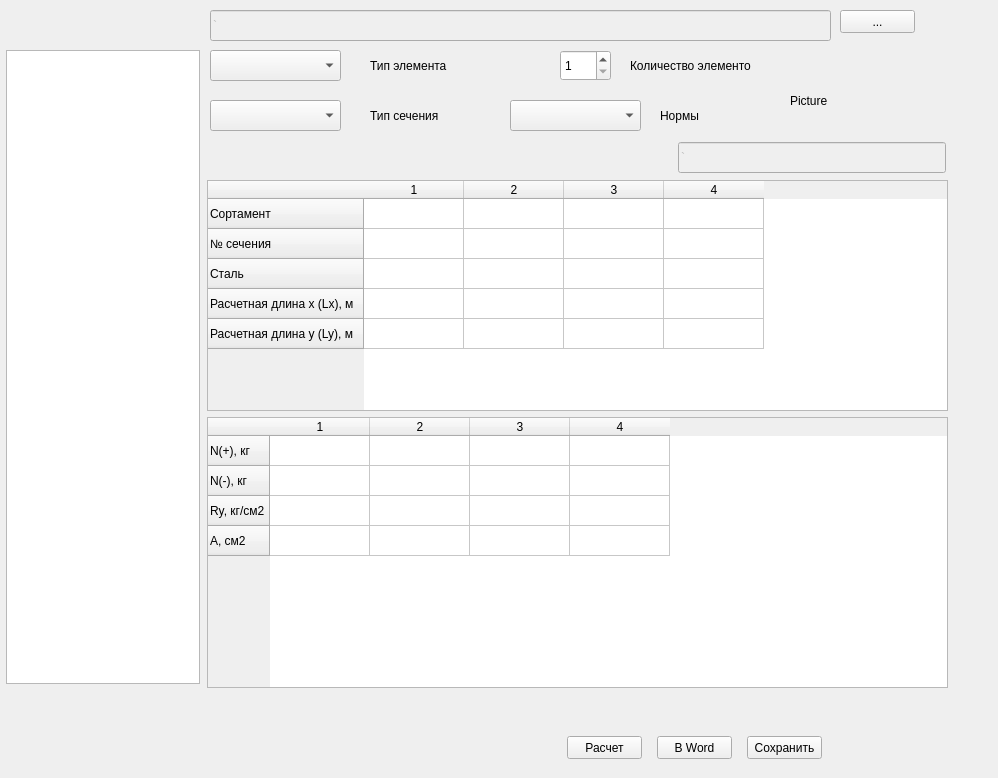
First picture: the form in gui/solve_number_steel.ui, repository pyltsin/Construct, before the edit.
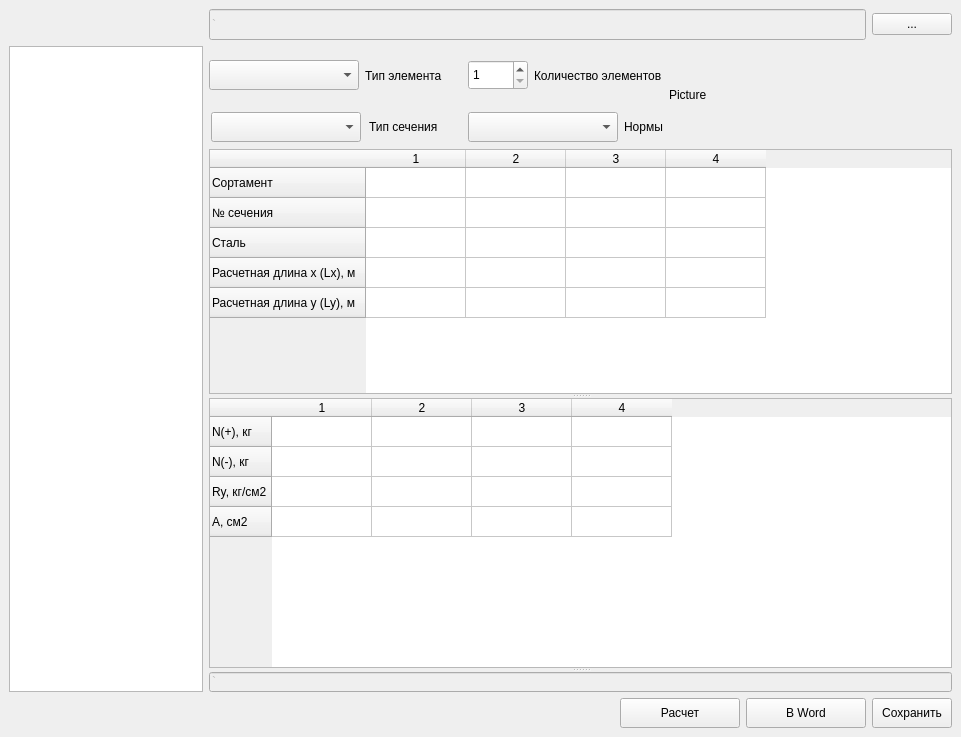
Second picture: the form after the edit.

Diff of the .ui file:
```diff
--- a/gui/solve_number_steel.ui
+++ b/gui/solve_number_steel.ui
@@ -6,57 +6,286 @@
    <rect>
     <x>0</x>
     <y>0</y>
-    <width>998</width>
-    <height>778</height>
+    <width>961</width>
+    <height>737</height>
    </rect>
   </property>
+  <property name="minimumSize">
+   <size>
+    <width>961</width>
+    <height>737</height>
+   </size>
+  </property>
+  <property name="maximumSize">
+   <size>
+    <width>16777215</width>
+    <height>16777215</height>
+   </size>
+  </property>
   <property name="windowTitle">
    <string>Form</string>
   </property>
+  <layout class="QGridLayout" name="gridLayout_2">
+   <item row="0" column="1" colspan="2">
+    <layout class="QHBoxLayout" name="horizontalLayout_5">
+     <item>
+      <widget class="QLineEdit" name="text_folder">
+       <property name="enabled">
+        <bool>false</bool>
+       </property>
+       <property name="minimumSize">
+        <size>
+         <width>621</width>
+         <height>31</height>
+        </size>
+       </property>
+       <property name="text">
+        <string>`</string>
+       </property>
+       <property name="cursorPosition">
+        <number>1</number>
+       </property>
+       <property name="dragEnabled">
+        <bool>false</bool>
+       </property>
+       <property name="readOnly">
+        <bool>true</bool>
+       </property>
+      </widget>
+     </item>
+     <item>
+      <widget class="QPushButton" name="button_folder">
+       <property name="text">
+        <string>...</string>
+       </property>
+      </widget>
+     </item>
+    </layout>
+   </item>
+   <item row="1" column="0" rowspan="2">
+    <widget class="QListWidget" name="listWidget">
+     <property name="sizePolicy">
+      <sizepolicy hsizetype="Fixed" vsizetype="Expanding">
+       <horstretch>0</horstretch>
+       <verstretch>0</verstretch>
+      </sizepolicy>
+     </property>
+     <property name="minimumSize">
+      <size>
+       <width>194</width>
+       <height>634</height>
+      </size>
+     </property>
+     <property name="maximumSize">
+      <size>
+       <width>194</width>
+       <height>10000</height>
+      </size>
+     </property>
+    </widget>
+   </item>
+   <item row="1" column="1">
+    <layout class="QGridLayout" name="gridLayout">
+     <item row="0" column="0">
+      <layout class="QHBoxLayout" name="horizontalLayout">
+       <item>
   <widget class="QComboBox" name="type_element">
-   <property name="geometry">
-    <rect>
-     <x>210</x>
-     <y>50</y>
-     <width>131</width>
-     <height>31</height>
-    </rect>
-   </property>
-  </widget>
+         <property name="sizePolicy">
+          <sizepolicy hsizetype="Preferred" vsizetype="Fixed">
+           <horstretch>0</horstretch>
+           <verstretch>0</verstretch>
+          </sizepolicy>
+         </property>
+         <property name="minimumSize">
+          <size>
+           <width>150</width>
+           <height>30</height>
+          </size>
+         </property>
+        </widget>
+       </item>
+       <item>
   <widget class="QLabel" name="text_type">
-   <property name="geometry">
-    <rect>
-     <x>370</x>
-     <y>50</y>
-     <width>81</width>
-     <height>31</height>
-    </rect>
+         <property name="sizePolicy">
+          <sizepolicy hsizetype="Fixed" vsizetype="Preferred">
+           <horstretch>0</horstretch>
+           <verstretch>0</verstretch>
+          </sizepolicy>
    </property>
    <property name="text">
     <string>Тип элемента</string>
    </property>
   </widget>
+       </item>
+      </layout>
+     </item>
+     <item row="1" column="0">
+      <layout class="QHBoxLayout" name="horizontalLayout_2">
+       <item>
+        <widget class="QComboBox" name="type_section">
+         <property name="sizePolicy">
+          <sizepolicy hsizetype="Fixed" vsizetype="Fixed">
+           <horstretch>0</horstretch>
+           <verstretch>0</verstretch>
+          </sizepolicy>
+         </property>
+         <property name="minimumSize">
+          <size>
+           <width>150</width>
+           <height>30</height>
+          </size>
+         </property>
+        </widget>
+       </item>
+       <item>
+        <widget class="QLabel" name="text_section">
+         <property name="sizePolicy">
+          <sizepolicy hsizetype="Fixed" vsizetype="Preferred">
+           <horstretch>0</horstretch>
+           <verstretch>0</verstretch>
+          </sizepolicy>
+         </property>
+         <property name="text">
+          <string>Тип сечения</string>
+         </property>
+        </widget>
+       </item>
+      </layout>
+     </item>
+     <item row="1" column="2">
+      <layout class="QHBoxLayout" name="horizontalLayout_3">
+       <item>
+        <widget class="QComboBox" name="type_code">
+         <property name="minimumSize">
+          <size>
+           <width>150</width>
+           <height>30</height>
+          </size>
+         </property>
+        </widget>
+       </item>
+       <item>
+        <widget class="QLabel" name="text_code">
+         <property name="sizePolicy">
+          <sizepolicy hsizetype="Fixed" vsizetype="Preferred">
+           <horstretch>0</horstretch>
+           <verstretch>0</verstretch>
+          </sizepolicy>
+         </property>
+         <property name="text">
+          <string>Нормы</string>
+         </property>
+        </widget>
+       </item>
+      </layout>
+     </item>
+     <item row="0" column="2">
+      <layout class="QHBoxLayout" name="horizontalLayout_4">
+       <item>
+        <widget class="QSpinBox" name="number">
+         <property name="sizePolicy">
+          <sizepolicy hsizetype="Fixed" vsizetype="Fixed">
+           <horstretch>0</horstretch>
+           <verstretch>0</verstretch>
+          </sizepolicy>
+         </property>
+         <property name="minimumSize">
+          <size>
+           <width>60</width>
+           <height>30</height>
+          </size>
+         </property>
+         <property name="minimum">
+          <number>1</number>
+         </property>
+         <property name="maximum">
+          <number>8</number>
+         </property>
+        </widget>
+       </item>
+       <item>
   <widget class="QLabel" name="number_element">
-   <property name="geometry">
-    <rect>
-     <x>630</x>
-     <y>50</y>
-     <width>121</width>
-     <height>31</height>
-    </rect>
+         <property name="sizePolicy">
+          <sizepolicy hsizetype="Fixed" vsizetype="Preferred">
+           <horstretch>0</horstretch>
+           <verstretch>0</verstretch>
+          </sizepolicy>
+         </property>
+         <property name="minimumSize">
+          <size>
+           <width>116</width>
+           <height>59</height>
+          </size>
    </property>
    <property name="text">
     <string>Количество элементов</string>
    </property>
   </widget>
+       </item>
+      </layout>
+     </item>
+     <item row="0" column="1">
+      <spacer name="horizontalSpacer_2">
+       <property name="orientation">
+        <enum>Qt::Horizontal</enum>
+       </property>
+       <property name="sizeType">
+        <enum>QSizePolicy::Fixed</enum>
+       </property>
+       <property name="sizeHint" stdset="0">
+        <size>
+         <width>20</width>
+         <height>10</height>
+        </size>
+       </property>
+      </spacer>
+     </item>
+     <item row="1" column="1">
+      <spacer name="horizontalSpacer_3">
+       <property name="orientation">
+        <enum>Qt::Horizontal</enum>
+       </property>
+       <property name="sizeType">
+        <enum>QSizePolicy::Fixed</enum>
+       </property>
+       <property name="sizeHint" stdset="0">
+        <size>
+         <width>20</width>
+         <height>20</height>
+        </size>
+       </property>
+      </spacer>
+     </item>
+    </layout>
+   </item>
+   <item row="1" column="2">
+    <layout class="QVBoxLayout" name="verticalLayout">
+     <item>
+      <widget class="QLabel" name="picture">
+       <property name="minimumSize">
+        <size>
+         <width>262</width>
+         <height>97</height>
+        </size>
+       </property>
+       <property name="text">
+        <string>Picture</string>
+       </property>
+      </widget>
+     </item>
+    </layout>
+   </item>
+   <item row="2" column="1" colspan="2">
+    <widget class="QSplitter" name="splitter">
+     <property name="orientation">
+      <enum>Qt::Vertical</enum>
+     </property>
   <widget class="QTableWidget" name="input_table">
-   <property name="geometry">
-    <rect>
-     <x>207</x>
-     <y>180</y>
-     <width>741</width>
-     <height>231</height>
-    </rect>
+      <property name="minimumSize">
+       <size>
+        <width>743</width>
+        <height>230</height>
+       </size>
    </property>
    <row>
     <property name="text">
@@ -110,13 +339,11 @@
    </item>
   </widget>
   <widget class="QTableWidget" name="output_table">
-   <property name="geometry">
-    <rect>
-     <x>207</x>
-     <y>417</y>
-     <width>741</width>
-     <height>271</height>
-    </rect>
+      <property name="minimumSize">
+       <size>
+        <width>743</width>
+        <height>270</height>
+       </size>
    </property>
    <row>
     <property name="text">
@@ -159,196 +386,97 @@
     </property>
    </column>
   </widget>
-  <widget class="QListWidget" name="listWidget">
-   <property name="geometry">
-    <rect>
-     <x>6</x>
-     <y>50</y>
-     <width>194</width>
-     <height>634</height>
-    </rect>
-   </property>
-  </widget>
+     <widget class="QLineEdit" name="text_error">
+      <property name="enabled">
+       <bool>false</bool>
+      </property>
+      <property name="minimumSize">
+       <size>
+        <width>0</width>
+        <height>20</height>
+       </size>
+      </property>
+      <property name="maximumSize">
+       <size>
+        <width>16777215</width>
+        <height>20</height>
+       </size>
+      </property>
+      <property name="text">
+       <string>`</string>
+      </property>
+      <property name="cursorPosition">
+       <number>1</number>
+      </property>
+      <property name="dragEnabled">
+       <bool>false</bool>
+      </property>
+      <property name="readOnly">
+       <bool>true</bool>
+      </property>
+     </widget>
+    </widget>
+   </item>
+   <item row="3" column="1" colspan="2">
+    <layout class="QHBoxLayout" name="horizontalLayout_6">
+     <item>
+      <spacer name="horizontalSpacer">
+       <property name="orientation">
+        <enum>Qt::Horizontal</enum>
+       </property>
+       <property name="sizeHint" stdset="0">
+        <size>
+         <width>40</width>
+         <height>20</height>
+        </size>
+       </property>
+      </spacer>
+     </item>
+     <item>
   <widget class="QPushButton" name="solve_button">
-   <property name="geometry">
-    <rect>
-     <x>567</x>
-     <y>736</y>
-     <width>75</width>
-     <height>23</height>
-    </rect>
+       <property name="minimumSize">
+        <size>
+         <width>120</width>
+         <height>30</height>
+        </size>
    </property>
    <property name="text">
     <string>Расчет</string>
    </property>
   </widget>
+     </item>
+     <item>
   <widget class="QPushButton" name="word_button">
    <property name="enabled">
     <bool>true</bool>
    </property>
-   <property name="geometry">
-    <rect>
-     <x>657</x>
-     <y>736</y>
-     <width>75</width>
-     <height>23</height>
-    </rect>
+       <property name="minimumSize">
+        <size>
+         <width>120</width>
+         <height>30</height>
+        </size>
    </property>
    <property name="text">
     <string>В Word</string>
    </property>
   </widget>
+     </item>
+     <item>
   <widget class="QPushButton" name="save_button">
-   <property name="geometry">
-    <rect>
-     <x>747</x>
-     <y>736</y>
-     <width>75</width>
-     <height>23</height>
-    </rect>
+       <property name="minimumSize">
+        <size>
+         <width>0</width>
+         <height>30</height>
+        </size>
    </property>
    <property name="text">
     <string>Сохранить</string>
    </property>
   </widget>
-  <widget class="QLineEdit" name="text_folder">
-   <property name="enabled">
-    <bool>false</bool>
-   </property>
-   <property name="geometry">
-    <rect>
-     <x>210</x>
-     <y>10</y>
-     <width>621</width>
-     <height>31</height>
-    </rect>
-   </property>
-   <property name="text">
-    <string>`</string>
-   </property>
-   <property name="cursorPosition">
-    <number>1</number>
-   </property>
-   <property name="dragEnabled">
-    <bool>false</bool>
-   </property>
-   <property name="readOnly">
-    <bool>true</bool>
-   </property>
-  </widget>
-  <widget class="QPushButton" name="button_folder">
-   <property name="geometry">
-    <rect>
-     <x>840</x>
-     <y>10</y>
-     <width>75</width>
-     <height>23</height>
-    </rect>
-   </property>
-   <property name="text">
-    <string>...</string>
-   </property>
-  </widget>
-  <widget class="QSpinBox" name="number">
-   <property name="geometry">
-    <rect>
-     <x>560</x>
-     <y>50</y>
-     <width>51</width>
-     <height>31</height>
-    </rect>
-   </property>
-   <property name="minimum">
-    <number>1</number>
-   </property>
-   <property name="maximum">
-    <number>8</number>
-   </property>
-  </widget>
-  <widget class="QLabel" name="picture">
-   <property name="geometry">
-    <rect>
-     <x>790</x>
-     <y>50</y>
-     <width>151</width>
-     <height>101</height>
-    </rect>
-   </property>
-   <property name="text">
-    <string>Picture</string>
-   </property>
-  </widget>
-  <widget class="QComboBox" name="type_section">
-   <property name="geometry">
-    <rect>
-     <x>210</x>
-     <y>100</y>
-     <width>131</width>
-     <height>31</height>
-    </rect>
-   </property>
-  </widget>
-  <widget class="QLabel" name="text_section">
-   <property name="geometry">
-    <rect>
-     <x>370</x>
-     <y>100</y>
-     <width>81</width>
-     <height>31</height>
-    </rect>
-   </property>
-   <property name="text">
-    <string>Тип сечения</string>
-   </property>
-  </widget>
-  <widget class="QLabel" name="text_code">
-   <property name="geometry">
-    <rect>
-     <x>660</x>
-     <y>100</y>
-     <width>81</width>
-     <height>31</height>
-    </rect>
-   </property>
-   <property name="text">
-    <string>Нормы</string>
-   </property>
-  </widget>
-  <widget class="QComboBox" name="type_code">
-   <property name="geometry">
-    <rect>
-     <x>510</x>
-     <y>100</y>
-     <width>131</width>
-     <height>31</height>
-    </rect>
-   </property>
-  </widget>
-  <widget class="QLineEdit" name="text_error">
-   <property name="enabled">
-    <bool>false</bool>
-   </property>
-   <property name="geometry">
-    <rect>
-     <x>678</x>
-     <y>142</y>
-     <width>268</width>
-     <height>31</height>
-    </rect>
-   </property>
-   <property name="text">
-    <string>`</string>
-   </property>
-   <property name="cursorPosition">
-    <number>1</number>
-   </property>
-   <property name="dragEnabled">
-    <bool>false</bool>
-   </property>
-   <property name="readOnly">
-    <bool>true</bool>
-   </property>
-  </widget>
+     </item>
+    </layout>
+   </item>
+  </layout>
  </widget>
  <layoutdefault spacing="6" margin="9"/>
  <resources/>
```
Lines whose indentation alone changed are shown as unchanged.
